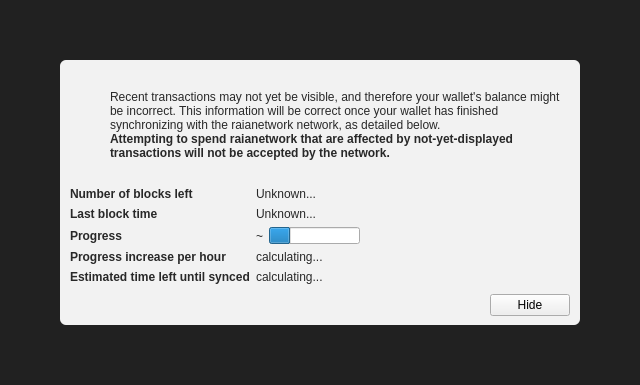
This is src/qt/forms/modaloverlay.ui in Raianetwork/Raia-Network-Core as Qt 5 draws it before an edit. The edited form follows.
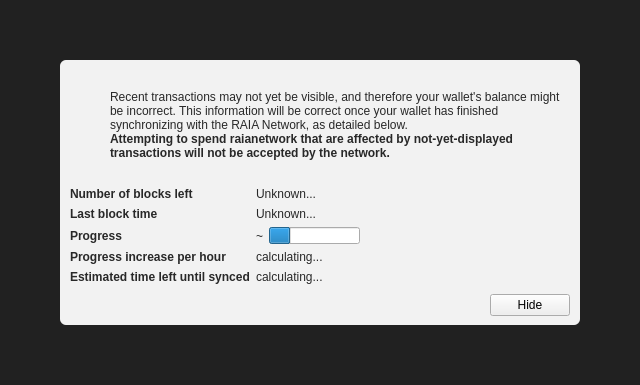
This is the edited form. Icons and pictures are not drawn. Custom widgets are drawn as their Qt base class.

```diff
--- a/src/qt/forms/modaloverlay.ui
+++ b/src/qt/forms/modaloverlay.ui
@@ -130,7 +130,7 @@
              <item>
               <widget class="QLabel" name="infoText">
                <property name="text">
-                <string>Recent transactions may not yet be visible, and therefore your wallet's balance might be incorrect. This information will be correct once your wallet has finished synchronizing with the raianetwork network, as detailed below.</string>
+                <string>Recent transactions may not yet be visible, and therefore your wallet's balance might be incorrect. This information will be correct once your wallet has finished synchronizing with the RAIA Network, as detailed below.</string>
                </property>
                <property name="textFormat">
                 <enum>Qt::RichText</enum>
```
